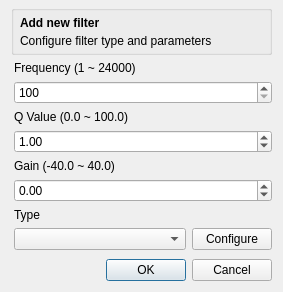
Before: the Qt Designer form src/widget/AddPointDialog.ui in basileus-sys/DDCToolbox, drawn with Qt 5.
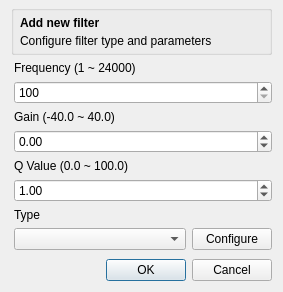
After: the same form once the commit is applied. Icons and pictures are not drawn.

The edit to the form file:
```diff
--- a/src/widget/AddPointDialog.ui
+++ b/src/widget/AddPointDialog.ui
@@ -115,26 +115,6 @@
        </property>
       </widget>
      </item>
-     <item>
-      <widget class="QLabel" name="label_2">
-       <property name="text">
-        <string>Q Value (0.0 ~ 100.0)</string>
-       </property>
-      </widget>
-     </item>
-     <item>
-      <widget class="QDoubleSpinBox" name="bw">
-       <property name="maximum">
-        <double>100.000000000000000</double>
-       </property>
-       <property name="singleStep">
-        <double>0.200000000000000</double>
-       </property>
-       <property name="value">
-        <double>1.000000000000000</double>
-       </property>
-      </widget>
-     </item>
      <item>
       <widget class="QLabel" name="label_3">
        <property name="text">
@@ -155,6 +135,26 @@
        </property>
       </widget>
      </item>
+     <item>
+      <widget class="QLabel" name="label_2">
+       <property name="text">
+        <string>Q Value (0.0 ~ 100.0)</string>
+       </property>
+      </widget>
+     </item>
+     <item>
+      <widget class="QDoubleSpinBox" name="bw">
+       <property name="maximum">
+        <double>100.000000000000000</double>
+       </property>
+       <property name="singleStep">
+        <double>0.200000000000000</double>
+       </property>
+       <property name="value">
+        <double>1.000000000000000</double>
+       </property>
+      </widget>
+     </item>
      <item>
       <widget class="QLabel" name="label_4">
        <property name="text">
```
